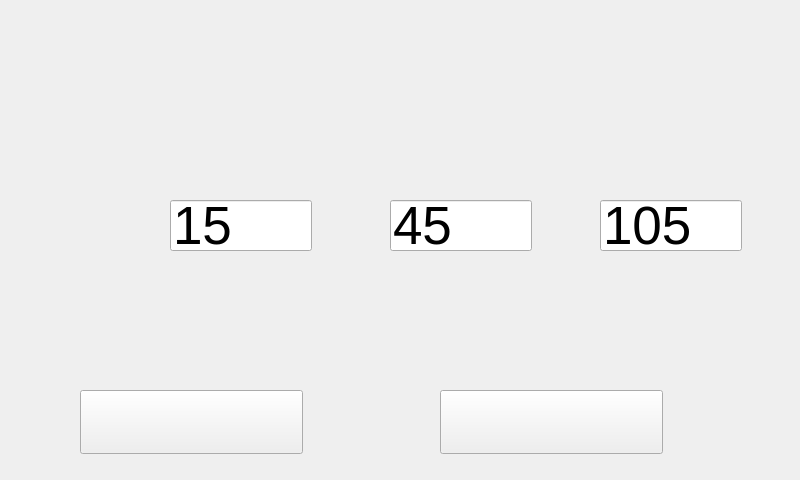
The window that widget.ui (johnchang20/stirrer) describes before a commit, drawn with Qt 5.
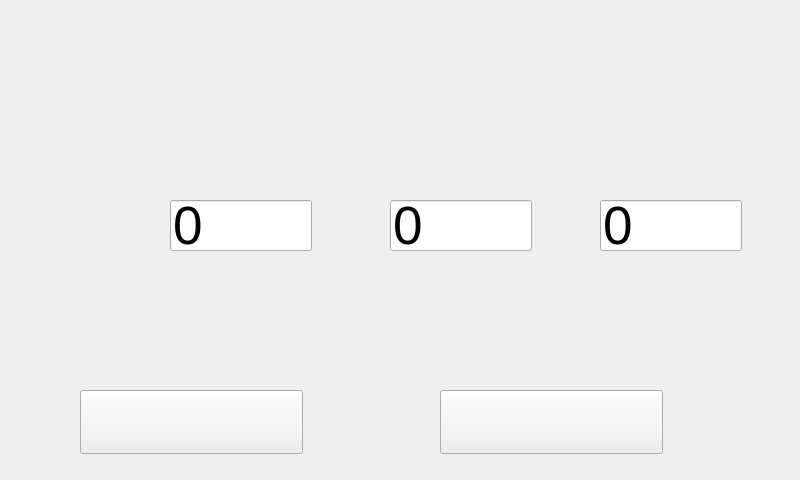
The same window after the commit. Icons and pictures are not drawn.

The edit to the form file:
```diff
--- a/widget.ui
+++ b/widget.ui
@@ -419,7 +419,7 @@
 }</string>
    </property>
    <property name="text">
-    <string>15</string>
+    <string>0</string>
    </property>
    <property name="readOnly">
     <bool>true</bool>
@@ -458,7 +458,7 @@
 }</string>
    </property>
    <property name="text">
-    <string>45</string>
+    <string>0</string>
    </property>
    <property name="readOnly">
     <bool>true</bool>
@@ -497,7 +497,7 @@
 }</string>
    </property>
    <property name="text">
-    <string>105</string>
+    <string>0</string>
    </property>
    <property name="readOnly">
     <bool>true</bool>
```
